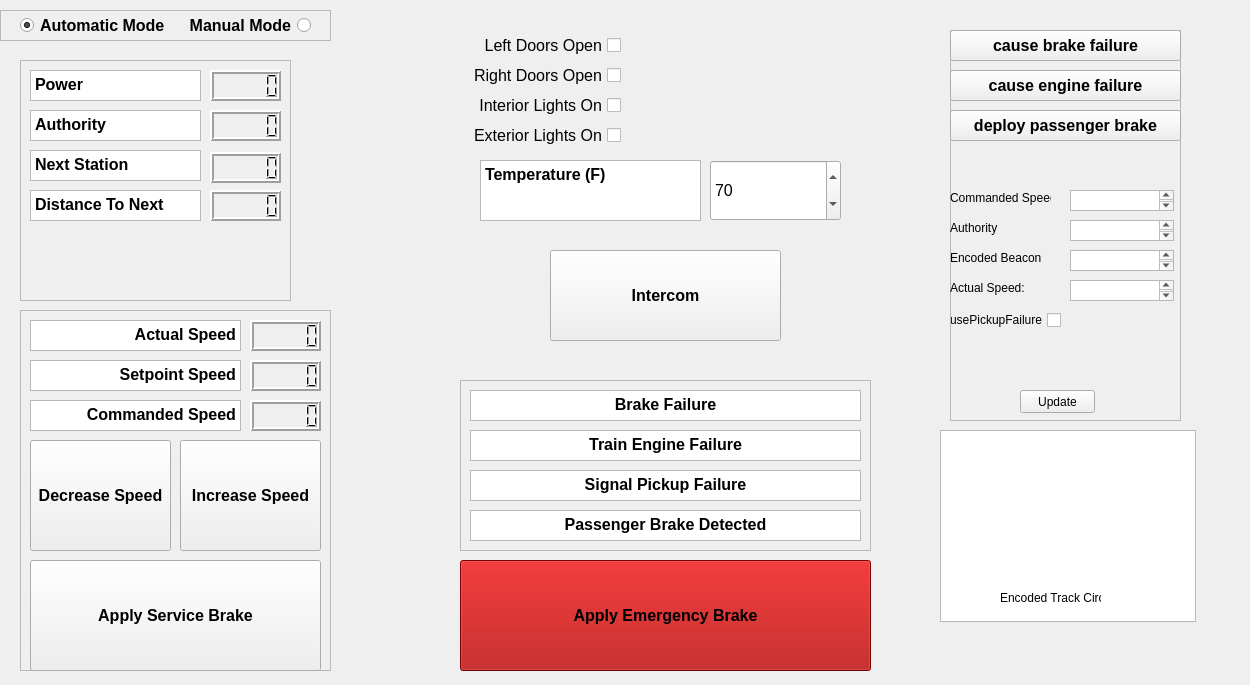
Qt form DevEnv/src/TrainControllerSW/src/form.ui (Prem-125/TRAINS) before a commit.
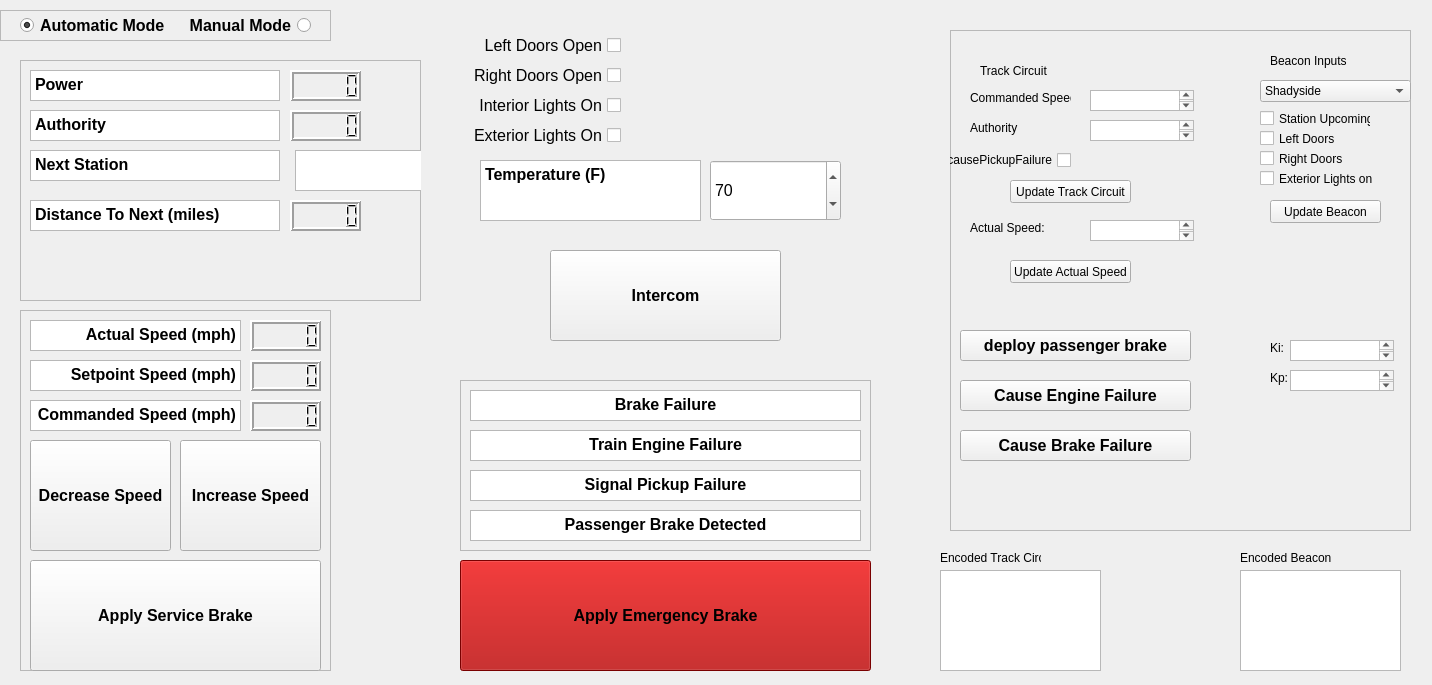
The same form after that commit.

```diff
--- a/DevEnv/src/TrainControllerSW/src/form.ui
+++ b/DevEnv/src/TrainControllerSW/src/form.ui
@@ -6,7 +6,7 @@
    <rect>
     <x>0</x>
     <y>0</y>
-    <width>1250</width>
+    <width>1432</width>
     <height>685</height>
    </rect>
   </property>
@@ -227,7 +227,7 @@
 &lt;html&gt;&lt;head&gt;&lt;meta name=&quot;qrichtext&quot; content=&quot;1&quot; /&gt;&lt;style type=&quot;text/css&quot;&gt;
 p, li { white-space: pre-wrap; }
 &lt;/style&gt;&lt;/head&gt;&lt;body style=&quot; font-family:'MS Shell Dlg 2'; font-size:8.25pt; font-weight:400; font-style:normal;&quot;&gt;
-&lt;p align=&quot;right&quot; style=&quot; margin-top:0px; margin-bottom:0px; margin-left:0px; margin-right:0px; -qt-block-indent:0; text-indent:0px;&quot;&gt;&lt;span style=&quot; font-size:12pt; font-weight:600;&quot;&gt;Setpoint Speed&lt;/span&gt;&lt;/p&gt;&lt;/body&gt;&lt;/html&gt;</string>
+&lt;p align=&quot;right&quot; style=&quot; margin-top:0px; margin-bottom:0px; margin-left:0px; margin-right:0px; -qt-block-indent:0; text-indent:0px;&quot;&gt;&lt;span style=&quot; font-size:12pt; font-weight:600;&quot;&gt;Setpoint Speed (mph)&lt;/span&gt;&lt;/p&gt;&lt;/body&gt;&lt;/html&gt;</string>
     </property>
    </widget>
    <widget class="QPushButton" name="speedDownButton">
@@ -267,7 +267,7 @@
 &lt;html&gt;&lt;head&gt;&lt;meta name=&quot;qrichtext&quot; content=&quot;1&quot; /&gt;&lt;style type=&quot;text/css&quot;&gt;
 p, li { white-space: pre-wrap; }
 &lt;/style&gt;&lt;/head&gt;&lt;body style=&quot; font-family:'MS Shell Dlg 2'; font-size:8.25pt; font-weight:400; font-style:normal;&quot;&gt;
-&lt;p align=&quot;right&quot; style=&quot; margin-top:0px; margin-bottom:0px; margin-left:0px; margin-right:0px; -qt-block-indent:0; text-indent:0px;&quot;&gt;&lt;span style=&quot; font-size:12pt; font-weight:600;&quot;&gt;Actual Speed&lt;/span&gt;&lt;/p&gt;&lt;/body&gt;&lt;/html&gt;</string>
+&lt;p align=&quot;right&quot; style=&quot; margin-top:0px; margin-bottom:0px; margin-left:0px; margin-right:0px; -qt-block-indent:0; text-indent:0px;&quot;&gt;&lt;span style=&quot; font-size:12pt; font-weight:600;&quot;&gt;Actual Speed (mph)&lt;/span&gt;&lt;/p&gt;&lt;/body&gt;&lt;/html&gt;</string>
     </property>
    </widget>
    <widget class="QTextBrowser" name="textBrowser_2">
@@ -284,7 +284,7 @@
 &lt;html&gt;&lt;head&gt;&lt;meta name=&quot;qrichtext&quot; content=&quot;1&quot; /&gt;&lt;style type=&quot;text/css&quot;&gt;
 p, li { white-space: pre-wrap; }
 &lt;/style&gt;&lt;/head&gt;&lt;body style=&quot; font-family:'MS Shell Dlg 2'; font-size:8.25pt; font-weight:400; font-style:normal;&quot;&gt;
-&lt;p align=&quot;right&quot; style=&quot; margin-top:0px; margin-bottom:0px; margin-left:0px; margin-right:0px; -qt-block-indent:0; text-indent:0px;&quot;&gt;&lt;span style=&quot; font-size:12pt; font-weight:600;&quot;&gt;Commanded Speed&lt;/span&gt;&lt;/p&gt;&lt;/body&gt;&lt;/html&gt;</string>
+&lt;p align=&quot;right&quot; style=&quot; margin-top:0px; margin-bottom:0px; margin-left:0px; margin-right:0px; -qt-block-indent:0; text-indent:0px;&quot;&gt;&lt;span style=&quot; font-size:12pt; font-weight:600;&quot;&gt;Commanded Speed (mph)&lt;/span&gt;&lt;/p&gt;&lt;/body&gt;&lt;/html&gt;</string>
     </property>
    </widget>
    <widget class="QLCDNumber" name="actualSpeedVal">
@@ -393,7 +393,7 @@
     <rect>
      <x>20</x>
      <y>60</y>
-     <width>271</width>
+     <width>401</width>
      <height>241</height>
     </rect>
    </property>
@@ -408,7 +408,7 @@
      <rect>
       <x>10</x>
       <y>50</y>
-      <width>171</width>
+      <width>250</width>
       <height>31</height>
      </rect>
     </property>
@@ -425,7 +425,7 @@
      <rect>
       <x>10</x>
       <y>10</y>
-      <width>171</width>
+      <width>250</width>
       <height>31</height>
      </rect>
     </property>
@@ -442,7 +442,7 @@
      <rect>
       <x>10</x>
       <y>90</y>
-      <width>171</width>
+      <width>250</width>
       <height>31</height>
      </rect>
     </property>
@@ -457,7 +457,7 @@
    <widget class="QLCDNumber" name="power">
     <property name="geometry">
      <rect>
-      <x>190</x>
+      <x>270</x>
       <y>10</y>
       <width>71</width>
       <height>31</height>
@@ -476,7 +476,7 @@
    <widget class="QLCDNumber" name="authority">
     <property name="geometry">
      <rect>
-      <x>190</x>
+      <x>270</x>
       <y>50</y>
       <width>71</width>
       <height>31</height>
@@ -492,31 +492,12 @@
      <bool>false</bool>
     </property>
    </widget>
-   <widget class="QLCDNumber" name="nextStation">
-    <property name="geometry">
-     <rect>
-      <x>190</x>
-      <y>92</y>
-      <width>71</width>
-      <height>31</height>
-     </rect>
-    </property>
-    <property name="autoFillBackground">
-     <bool>true</bool>
-    </property>
-    <property name="lineWidth">
-     <number>2</number>
-    </property>
-    <property name="smallDecimalPoint">
-     <bool>false</bool>
-    </property>
-   </widget>
    <widget class="QTextBrowser" name="textBrowser_8">
     <property name="geometry">
      <rect>
       <x>10</x>
-      <y>130</y>
-      <width>171</width>
+      <y>140</y>
+      <width>250</width>
       <height>31</height>
      </rect>
     </property>
@@ -525,14 +506,14 @@
 &lt;html&gt;&lt;head&gt;&lt;meta name=&quot;qrichtext&quot; content=&quot;1&quot; /&gt;&lt;style type=&quot;text/css&quot;&gt;
 p, li { white-space: pre-wrap; }
 &lt;/style&gt;&lt;/head&gt;&lt;body style=&quot; font-family:'MS Shell Dlg 2'; font-size:8.25pt; font-weight:400; font-style:normal;&quot;&gt;
-&lt;p style=&quot; margin-top:0px; margin-bottom:0px; margin-left:0px; margin-right:0px; -qt-block-indent:0; text-indent:0px;&quot;&gt;&lt;span style=&quot; font-size:12pt; font-weight:600;&quot;&gt;Distance To Next&lt;/span&gt;&lt;/p&gt;&lt;/body&gt;&lt;/html&gt;</string>
+&lt;p style=&quot; margin-top:0px; margin-bottom:0px; margin-left:0px; margin-right:0px; -qt-block-indent:0; text-indent:0px;&quot;&gt;&lt;span style=&quot; font-size:12pt; font-weight:600;&quot;&gt;Distance To Next (miles)&lt;/span&gt;&lt;/p&gt;&lt;/body&gt;&lt;/html&gt;</string>
     </property>
    </widget>
    <widget class="QLCDNumber" name="distanceToNext">
     <property name="geometry">
      <rect>
-      <x>190</x>
-      <y>130</y>
+      <x>270</x>
+      <y>140</y>
       <width>71</width>
       <height>31</height>
      </rect>
@@ -547,6 +528,16 @@
      <bool>false</bool>
     </property>
    </widget>
+   <widget class="QTextBrowser" name="upcomingStation">
+    <property name="geometry">
+     <rect>
+      <x>275</x>
+      <y>90</y>
+      <width>131</width>
+      <height>41</height>
+     </rect>
+    </property>
+   </widget>
   </widget>
   <widget class="QFrame" name="operationMode">
    <property name="geometry">
@@ -717,8 +708,8 @@
     <rect>
      <x>950</x>
      <y>30</y>
-     <width>231</width>
-     <height>391</height>
+     <width>461</width>
+     <height>501</height>
     </rect>
    </property>
    <property name="frameShape">
@@ -730,8 +721,8 @@
    <widget class="QPushButton" name="causePassenger">
     <property name="geometry">
      <rect>
-      <x>0</x>
-      <y>80</y>
+      <x>10</x>
+      <y>300</y>
       <width>231</width>
       <height>31</height>
      </rect>
@@ -747,81 +738,40 @@
      <string>deploy passenger brake</string>
     </property>
    </widget>
-   <widget class="QPushButton" name="causeEngine">
-    <property name="geometry">
-     <rect>
-      <x>0</x>
-      <y>40</y>
-      <width>231</width>
-      <height>31</height>
-     </rect>
-    </property>
-    <property name="font">
-     <font>
-      <pointsize>12</pointsize>
-      <weight>75</weight>
-      <bold>true</bold>
-     </font>
-    </property>
-    <property name="text">
-     <string>cause engine failure</string>
-    </property>
-   </widget>
-   <widget class="QPushButton" name="causeBrake">
-    <property name="geometry">
-     <rect>
-      <x>0</x>
-      <y>0</y>
-      <width>231</width>
-      <height>31</height>
-     </rect>
-    </property>
-    <property name="font">
-     <font>
-      <pointsize>12</pointsize>
-      <weight>75</weight>
-      <bold>true</bold>
-     </font>
-    </property>
-    <property name="text">
-     <string>cause brake failure</string>
-    </property>
-   </widget>
    <widget class="QTextEdit" name="inputCommanded">
     <property name="geometry">
      <rect>
-      <x>120</x>
-      <y>160</y>
+      <x>140</x>
+      <y>60</y>
       <width>104</width>
       <height>21</height>
      </rect>
     </property>
+    <property name="autoFillBackground">
+     <bool>false</bool>
+    </property>
+    <property name="inputMethodHints">
+     <set>Qt::ImhFormattedNumbersOnly</set>
+    </property>
    </widget>
    <widget class="QTextEdit" name="inputAuthority">
     <property name="geometry">
      <rect>
-      <x>120</x>
-      <y>190</y>
+      <x>140</x>
+      <y>90</y>
       <width>104</width>
       <height>21</height>
      </rect>
     </property>
-   </widget>
-   <widget class="QTextEdit" name="inputBeacon">
-    <property name="geometry">
-     <rect>
-      <x>120</x>
-      <y>220</y>
-      <width>104</width>
-      <height>21</height>
-     </rect>
+    <property name="inputMethodHints">
+     <set>Qt::ImhFormattedNumbersOnly</set>
     </property>
    </widget>
    <widget class="QLabel" name="label">
     <property name="geometry">
      <rect>
-      <x>0</x>
-      <y>160</y>
+      <x>20</x>
+      <y>60</y>
       <width>101</width>
       <height>16</height>
      </rect>
@@ -833,8 +783,8 @@
    <widget class="QLabel" name="label_2">
     <property name="geometry">
      <rect>
-      <x>0</x>
-      <y>190</y>
+      <x>20</x>
+      <y>90</y>
       <width>101</width>
       <height>16</height>
      </rect>
@@ -843,37 +793,24 @@
      <string>Authority</string>
     </property>
    </widget>
-   <widget class="QLabel" name="label_3">
+   <widget class="QPushButton" name="updateTCFake">
     <property name="geometry">
      <rect>
-      <x>0</x>
-      <y>220</y>
-      <width>101</width>
-      <height>16</height>
-     </rect>
-    </property>
-    <property name="text">
-     <string>Encoded Beacon</string>
-    </property>
-   </widget>
-   <widget class="QPushButton" name="updateFake">
-    <property name="geometry">
-     <rect>
-      <x>70</x>
-      <y>360</y>
-      <width>75</width>
+      <x>60</x>
+      <y>150</y>
+      <width>121</width>
       <height>23</height>
      </rect>
     </property>
     <property name="text">
-     <string>Update</string>
+     <string>Update Track Circuit</string>
     </property>
    </widget>
    <widget class="QLabel" name="label_4">
     <property name="geometry">
      <rect>
-      <x>0</x>
-      <y>250</y>
+      <x>20</x>
+      <y>190</y>
       <width>101</width>
       <height>16</height>
      </rect>
@@ -885,8 +822,8 @@
    <widget class="QTextEdit" name="actualSpeed">
     <property name="geometry">
      <rect>
-      <x>120</x>
-      <y>250</y>
+      <x>140</x>
+      <y>190</y>
       <width>104</width>
       <height>21</height>
      </rect>
@@ -895,9 +832,9 @@
    <widget class="QCheckBox" name="causePickupFailure">
     <property name="geometry">
      <rect>
-      <x>0</x>
-      <y>280</y>
-      <width>111</width>
+      <x>-10</x>
+      <y>120</y>
+      <width>131</width>
       <height>20</height>
      </rect>
     </property>
@@ -908,22 +845,322 @@
      <string>causePickupFailure</string>
     </property>
    </widget>
+   <widget class="QTextEdit" name="kiInput">
+    <property name="geometry">
+     <rect>
+      <x>340</x>
+      <y>310</y>
+      <width>104</width>
+      <height>21</height>
+     </rect>
+    </property>
+   </widget>
+   <widget class="QLabel" name="label_6">
+    <property name="geometry">
+     <rect>
+      <x>320</x>
+      <y>310</y>
+      <width>16</width>
+      <height>16</height>
+     </rect>
+    </property>
+    <property name="text">
+     <string>Ki:</string>
+    </property>
+   </widget>
+   <widget class="QLabel" name="label_7">
+    <property name="geometry">
+     <rect>
+      <x>320</x>
+      <y>340</y>
+      <width>21</width>
+      <height>16</height>
+     </rect>
+    </property>
+    <property name="text">
+     <string>Kp:</string>
+    </property>
+   </widget>
+   <widget class="QTextEdit" name="kpInput">
+    <property name="geometry">
+     <rect>
+      <x>340</x>
+      <y>340</y>
+      <width>104</width>
+      <height>21</height>
+     </rect>
+    </property>
+   </widget>
+   <widget class="QComboBox" name="stationNameFake">
+    <property name="geometry">
+     <rect>
+      <x>310</x>
+      <y>50</y>
+      <width>151</width>
+      <height>22</height>
+     </rect>
+    </property>
+    <item>
+     <property name="text">
+      <string>Shadyside</string>
+     </property>
+    </item>
+    <item>
+     <property name="text">
+      <string>Herron Ave</string>
+     </property>
+    </item>
+    <item>
+     <property name="text">
+      <string>Swissville</string>
+     </property>
+    </item>
+    <item>
+     <property name="text">
+      <string>Penn Station</string>
+     </property>
+    </item>
+    <item>
+     <property name="text">
+      <string>Steel Plaza</string>
+     </property>
+    </item>
+    <item>
+     <property name="text">
+      <string>First Ave</string>
+     </property>
+    </item>
+    <item>
+     <property name="text">
+      <string>Station Square</string>
+     </property>
+    </item>
+    <item>
+     <property name="text">
+      <string>South Hills Junction</string>
+     </property>
+    </item>
+    <item>
+     <property name="text">
+      <string>Pioneer</string>
+     </property>
+    </item>
+    <item>
+     <property name="text">
+      <string>Edgebrook</string>
+     </property>
+    </item>
+    <item>
+     <property name="text">
+      <string>Whited</string>
+     </property>
+    </item>
+    <item>
+     <property name="text">
+      <string>South Bank</string>
+     </property>
+    </item>
+    <item>
+     <property name="text">
+      <string>Central</string>
+     </property>
+    </item>
+    <item>
+     <property name="text">
+      <string>Inglewood</string>
+     </property>
+    </item>
+    <item>
+     <property name="text">
+      <string>Overbrook</string>
+     </property>
+    </item>
+    <item>
+     <property name="text">
+      <string>Glenbury</string>
+     </property>
+    </item>
+    <item>
+     <property name="text">
+      <string>Dormont</string>
+     </property>
+    </item>
+    <item>
+     <property name="text">
+      <string>Mt Lebanon</string>
+     </property>
+    </item>
+    <item>
+     <property name="text">
+      <string>Poplar</string>
+     </property>
+    </item>
+    <item>
+     <property name="text">
+      <string>Castle Shannon</string>
+     </property>
+    </item>
+   </widget>
+   <widget class="QLabel" name="label_14">
+    <property name="geometry">
+     <rect>
+      <x>320</x>
+      <y>10</y>
+      <width>121</width>
+      <height>41</height>
+     </rect>
+    </property>
+    <property name="text">
+     <string>Beacon Inputs</string>
+    </property>
+   </widget>
+   <widget class="QCheckBox" name="stationUpcoming">
+    <property name="geometry">
+     <rect>
+      <x>310</x>
+      <y>80</y>
+      <width>111</width>
+      <height>17</height>
+     </rect>
+    </property>
+    <property name="text">
+     <string>Station Upcoming</string>
+    </property>
+   </widget>
+   <widget class="QCheckBox" name="leftDoorsFake">
+    <property name="geometry">
+     <rect>
+      <x>310</x>
+      <y>100</y>
+      <width>111</width>
+      <height>17</height>
+     </rect>
+    </property>
+    <property name="text">
+     <string>Left Doors</string>
+    </property>
+   </widget>
+   <widget class="QCheckBox" name="rightDoorsFake">
+    <property name="geometry">
+     <rect>
+      <x>310</x>
+      <y>120</y>
+      <width>111</width>
+      <height>17</height>
+     </rect>
+    </property>
+    <property name="text">
+     <string>Right Doors</string>
+    </property>
+   </widget>
+   <widget class="QCheckBox" name="exteriorLightsFake">
+    <property name="geometry">
+     <rect>
+      <x>310</x>
+      <y>140</y>
+      <width>121</width>
+      <height>17</height>
+     </rect>
+    </property>
+    <property name="text">
+     <string>Exterior Lights on</string>
+    </property>
+   </widget>
+   <widget class="QPushButton" name="updateBeaconFake">
+    <property name="geometry">
+     <rect>
+      <x>320</x>
+      <y>170</y>
+      <width>111</width>
+      <height>23</height>
+     </rect>
+    </property>
+    <property name="text">
+     <string>Update Beacon</string>
+    </property>
+   </widget>
+   <widget class="QLabel" name="label_15">
+    <property name="geometry">
+     <rect>
+      <x>30</x>
+      <y>20</y>
+      <width>121</width>
+      <height>41</height>
+     </rect>
+    </property>
+    <property name="text">
+     <string>Track Circuit</string>
+    </property>
+   </widget>
+   <widget class="QPushButton" name="updateActualFake">
+    <property name="geometry">
+     <rect>
+      <x>60</x>
+      <y>230</y>
+      <width>121</width>
+      <height>23</height>
+     </rect>
+    </property>
+    <property name="text">
+     <string>Update Actual Speed</string>
+    </property>
+   </widget>
+   <widget class="QPushButton" name="causeEngineFailure">
+    <property name="geometry">
+     <rect>
+      <x>10</x>
+      <y>350</y>
+      <width>231</width>
+      <height>31</height>
+     </rect>
+    </property>
+    <property name="font">
+     <font>
+      <pointsize>12</pointsize>
+      <weight>75</weight>
+      <bold>true</bold>
+     </font>
+    </property>
+    <property name="text">
+     <string>Cause Engine Failure</string>
+    </property>
+   </widget>
+   <widget class="QPushButton" name="causeBrakeFailure">
+    <property name="geometry">
+     <rect>
+      <x>10</x>
+      <y>400</y>
+      <width>231</width>
+      <height>31</height>
+     </rect>
+    </property>
+    <property name="font">
+     <font>
+      <pointsize>12</pointsize>
+      <weight>75</weight>
+      <bold>true</bold>
+     </font>
+    </property>
+    <property name="text">
+     <string>Cause Brake Failure</string>
+    </property>
+   </widget>
   </widget>
   <widget class="QTextBrowser" name="encodedTC">
    <property name="geometry">
     <rect>
      <x>940</x>
-     <y>430</y>
-     <width>256</width>
-     <height>192</height>
+     <y>570</y>
+     <width>161</width>
+     <height>101</height>
     </rect>
    </property>
   </widget>
   <widget class="QLabel" name="label_5">
    <property name="geometry">
     <rect>
-     <x>1000</x>
-     <y>590</y>
+     <x>940</x>
+     <y>550</y>
      <width>101</width>
      <height>16</height>
     </rect>
@@ -932,6 +1169,29 @@
     <string>Encoded Track Circuit</string>
    </property>
   </widget>
+  <widget class="QTextBrowser" name="encodedBeacon">
+   <property name="geometry">
+    <rect>
+     <x>1240</x>
+     <y>570</y>
+     <width>161</width>
+     <height>101</height>
+    </rect>
+   </property>
+  </widget>
+  <widget class="QLabel" name="label_16">
+   <property name="geometry">
+    <rect>
+     <x>1240</x>
+     <y>550</y>
+     <width>101</width>
+     <height>16</height>
+    </rect>
+   </property>
+   <property name="text">
+    <string>Encoded Beacon</string>
+   </property>
+  </widget>
  </widget>
  <resources/>
  <connections/>
```
Left out of the diff: 17 changed lines with no effect on the pictures.
